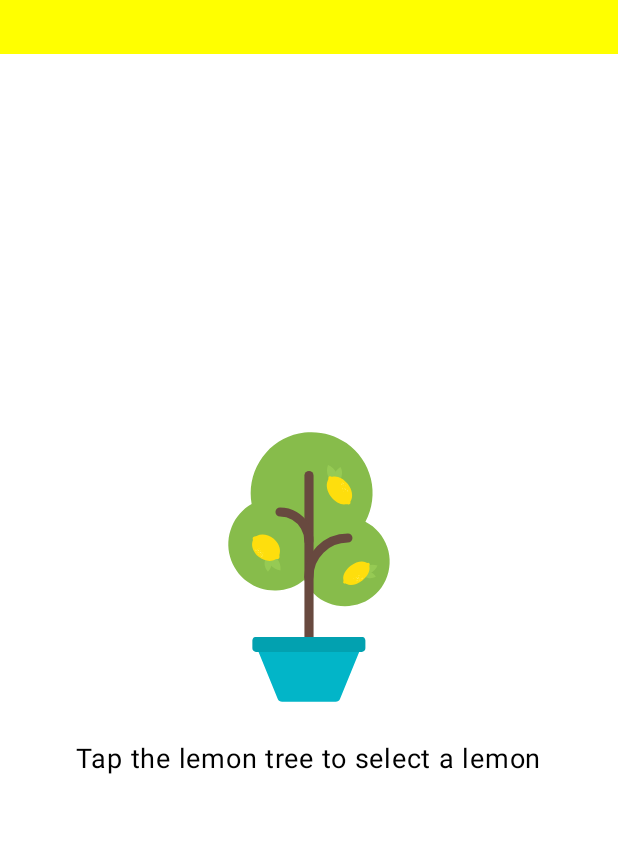
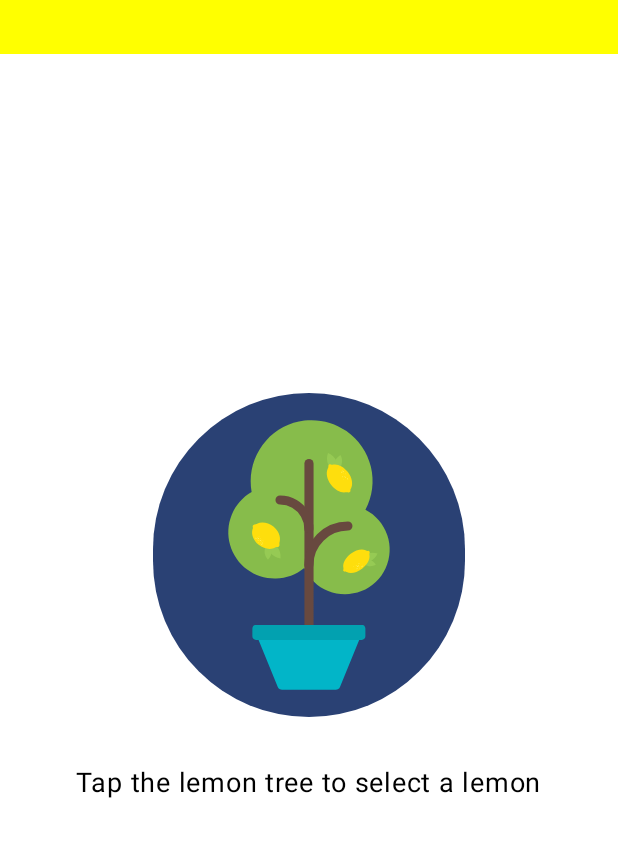
Before and after one commit to tanabe0624/Lemonade, an Android app built with Jetpack Compose: the @Preview function LemonadePreview, on a phone screen of 412 x 824 dp, the part 96-953 px from its top. Run offline under Robolectric (Android 15) with nearby library versions, the phone set to English and light mode, and no system bars.

Commit message:
Addition of a function that changes the image and description when the image is tapped.

```diff
--- a/app/src/main/java/com/example/lemonede/MainActivity.kt
+++ b/app/src/main/java/com/example/lemonede/MainActivity.kt
@@ -12,7 +12,7 @@ import androidx.compose.foundation.layout.Spacer
 import androidx.compose.foundation.layout.fillMaxSize
 import androidx.compose.foundation.layout.fillMaxWidth
 import androidx.compose.foundation.layout.height
-import androidx.compose.foundation.layout.width
+import androidx.compose.material3.Button
 import androidx.compose.material3.MaterialTheme
 import androidx.compose.material3.Surface
 import androidx.compose.material3.Text
@@ -32,8 +32,6 @@ import androidx.compose.ui.tooling.preview.Preview
 import androidx.compose.ui.unit.dp
 import androidx.compose.ui.unit.sp
 import com.example.lemonede.ui.theme.LemonedeTheme
-//import kotlin.coroutines.jvm.internal.CompletedContinuation.context
-
 class MainActivity : ComponentActivity() {
     override fun onCreate(savedInstanceState: Bundle?) {
         super.onCreate(savedInstanceState)
@@ -53,7 +51,7 @@ class MainActivity : ComponentActivity() {
 
 @Composable
 fun lemonadeApp(){
-
+    makeLemonade()
 }
 
 @Composable
@@ -96,11 +94,34 @@ fun makeLemonade(modifier: Modifier = Modifier){
                     3 -> R.drawable.lemon_drink
                     else -> R.drawable.lemon_restart
                 }
-                Image(painter = painterResource(id = R.drawable.lemon_tree),
-                    contentDescription = stringResource(id = R.string.lemon_tree_content_description))
-                Spacer(modifier = Modifier.height(16.dp))
+
+                var contentDescription = when(result){
+                    1 -> R.string.lemon_tree_content_description
+                    2 -> R.string.lemon_content_description
+                    3 -> R.string.lemonade_content_description
+                    else -> R.string.glass_content_description
+                }
+
+                var stringResource = when(result){
+                    1 -> R.string.Select_lemon
+                    2 -> R.string.Tap_lemon
+                    3 -> R.string.Drink_lemonade
+                    else -> R.string.Start_again
+                }
+
+                Button(onClick = { if(result < 4){
+                    result++
+                }else {
+                    result = 1
+                }
+                }) {
+                    Image(painter = painterResource(id = imageResource),
+                        contentDescription = stringResource(id = contentDescription))
+                }
+
+                Spacer(modifier = Modifier.height(32.dp))
                 Text(
-                    text = stringResource(id = R.string.Select_lemon),
+                    text = stringResource(id = stringResource),
                     fontSize = 18.sp
                 )
             }
```
